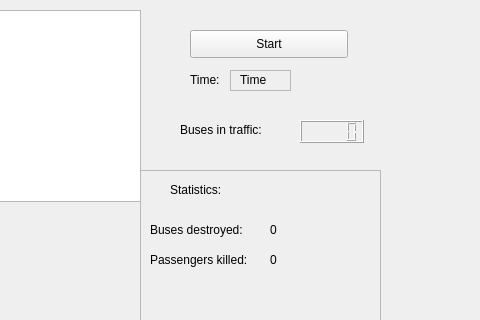
Old version of the form Game/mainwindow.ui in the repository kanniai/tuni-programming; both pictures show x 320 to 800 and y 0 to 320 of the 800 by 600 pixel window.
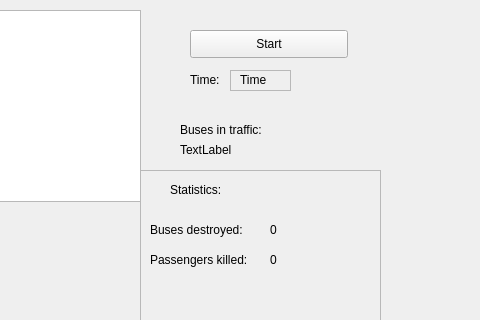
New version of the form.

What changed in the file:
```diff
--- a/Game/mainwindow.ui
+++ b/Game/mainwindow.ui
@@ -76,19 +76,6 @@
      <string>Statistics:</string>
     </property>
    </widget>
-   <widget class="QLCDNumber" name="busCount">
-    <property name="geometry">
-     <rect>
-      <x>620</x>
-      <y>120</y>
-      <width>64</width>
-      <height>23</height>
-     </rect>
-    </property>
-    <property name="styleSheet">
-     <string notr="true"/>
-    </property>
-   </widget>
    <widget class="QLabel" name="busesLabel">
     <property name="geometry">
      <rect>
@@ -186,6 +173,32 @@
      <enum>QFrame::Raised</enum>
     </property>
    </widget>
+   <widget class="QLabel" name="busCount">
+    <property name="geometry">
+     <rect>
+      <x>630</x>
+      <y>120</y>
+      <width>63</width>
+      <height>20</height>
+     </rect>
+    </property>
+    <property name="text">
+     <string/>
+    </property>
+   </widget>
+   <widget class="QLabel" name="busesAdded">
+    <property name="geometry">
+     <rect>
+      <x>500</x>
+      <y>140</y>
+      <width>63</width>
+      <height>20</height>
+     </rect>
+    </property>
+    <property name="text">
+     <string>TextLabel</string>
+    </property>
+   </widget>
   </widget>
   <widget class="QMenuBar" name="menubar">
    <property name="geometry">
```
